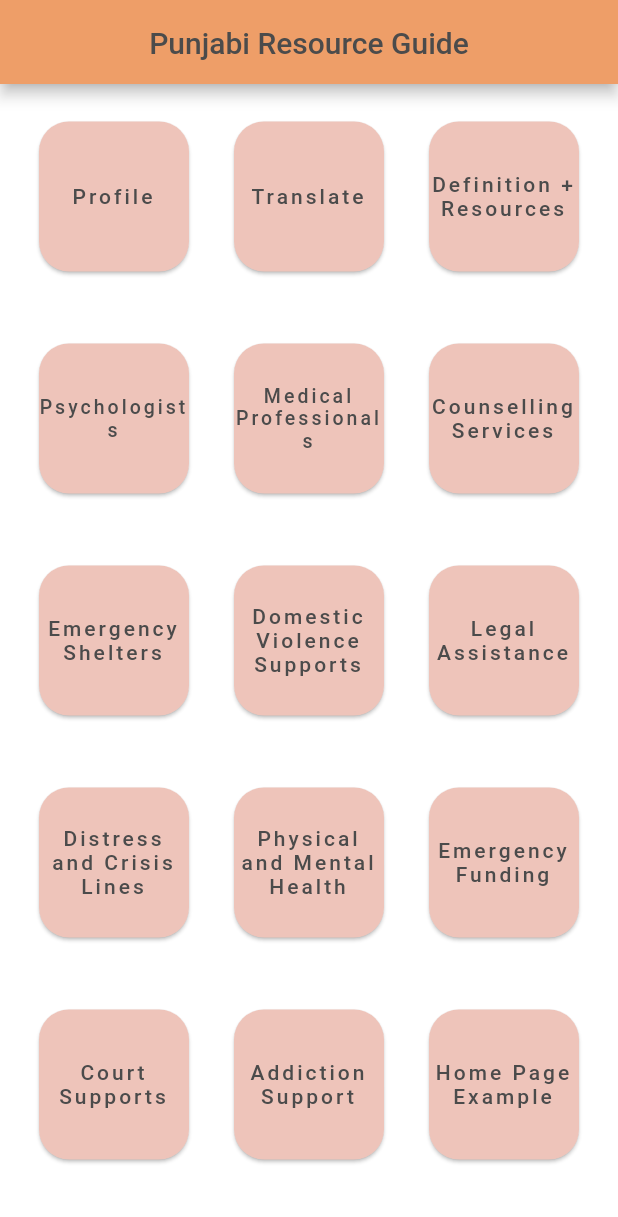
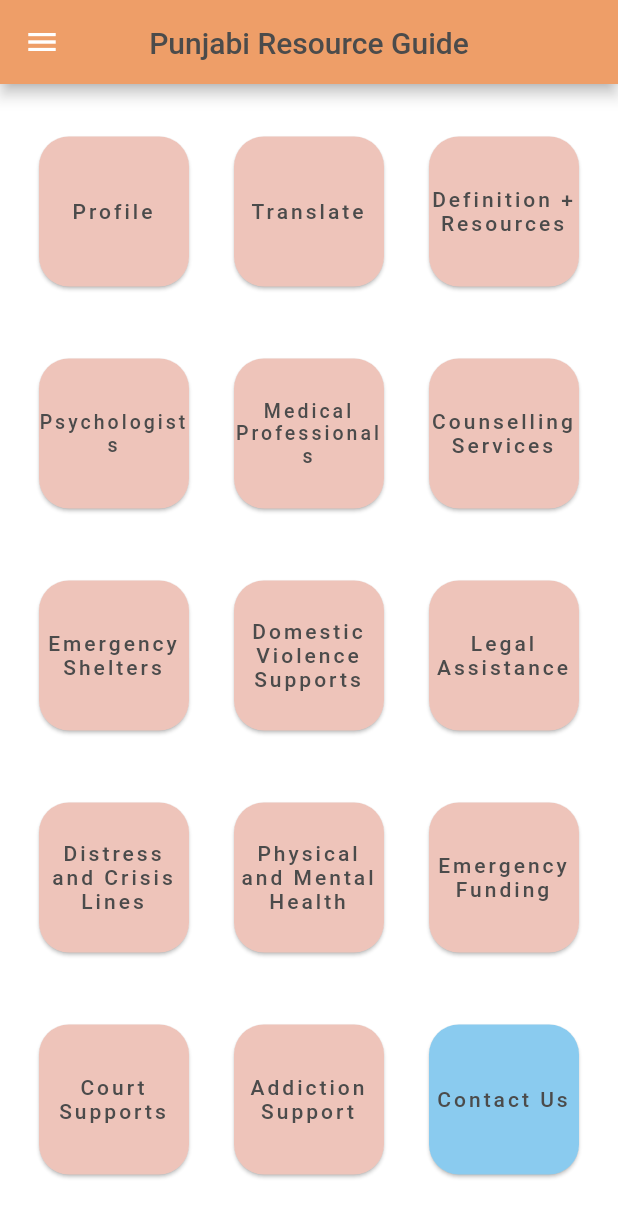
Before and after one commit to mu6-Abdullah/PRH-flutter, a Flutter app: the HomePage3 screen opened directly, scrolled down 576 dp, on a phone screen of 412 x 824 dp. Shown: the top 1217 px of the screen. Run offline on Flutter 3.47's test engine with Material 2 defaults, Android fonts, the phone set to English and light mode, and no system bars; missing offline and left inert: maps_launcher; Roboto replaces fonts that are missing (Montserrat).

Commit message:
feat: added drawer to home page, configured language selector

```diff
--- a/lib/constants/theme_data.dart
+++ b/lib/constants/theme_data.dart
@@ -20,5 +20,6 @@ class CustomColors {
   static Color cardIconGreen = Color(0xFF426636);
   static Color cardIconRed = Color(0xFFDF816D);
   static Color cardIconOrange = Color(0xFFEE9E68);
+  static Color mainBlue = Color(0xFF88CBEE);
 
 }
--- a/lib/views/home_page3.dart
+++ b/lib/views/home_page3.dart
@@ -24,10 +24,86 @@ class HomePage3 extends StatefulWidget {
 }
 
 class _HomePage3State extends State<HomePage3> {
+  var selectedLanguage = 'English';
+
+  void changeLanguage(){
+    setState(() {
+      if(selectedLanguage == 'English'){
+        selectedLanguage = 'ਪੰਜਾਬੀ';
+      }else{
+        selectedLanguage = 'English';
+      }
+    });
+  }
   @override
   Widget build(BuildContext context) {
     return SafeArea(
       child: Scaffold(
+        drawer: Drawer(
+          child: ListView(
+            // Important: Remove any padding from the ListView.
+            padding: EdgeInsets.zero,
+            children: <Widget>[
+              DrawerHeader(
+                decoration: BoxDecoration(
+                  color: CustomColors.cardBlue,
+                ),
+                child: Text(
+                    'Menu',
+                  style: TextStyle(
+                    color: CustomColors.textCharcoalGrey,
+                    fontFamily: 'Montserrat',
+                    fontWeight: FontWeight.w500,
+                    fontSize: 25,
+                  ),
+                ),
+              ),
+              ListTile(
+                title: Text(
+                  selectedLanguage,
+                  textAlign: TextAlign.left,
+                  style: TextStyle(
+                    fontWeight: FontWeight.bold
+                  ),
+                ),
+                trailing: Switch(
+                  value: selectedLanguage == 'English' ? false : true,
+                  activeColor: CustomColors.mainOrange,
+                  activeTrackColor: Colors.white,
+                  inactiveThumbColor: CustomColors.mainBlue ,
+                  inactiveTrackColor: Colors.white,
+                  onChanged: (value) {
+                    setState(() {
+                      changeLanguage();
+                    });
+                  },
+                ),
+                onTap: () {
+                  changeLanguage();
+                },
+                tileColor: selectedLanguage == 'English' ? CustomColors.cardBlue : CustomColors.cardOrange  ,
+              ),
+              ListTile(
+                title: Text('Contact Us'),
+                onTap: () {
+                  // Update the state of the app
+                  // ...
+                  // Then close the drawer
+                  Navigator.pop(context);
+                },
+              ),
+              ListTile(
+                title: Text('Add a Resource'),
+                onTap: () {
+                  // Update the state of the app
+                  // ...
+                  // Then close the drawer
+                  Navigator.pop(context);
+                },
+              ),
+            ],
+          ),
+        ),
         backgroundColor: Colors.white,
         body: CustomScrollView(
           slivers: <Widget>[
@@ -46,25 +122,20 @@ class _HomePage3State extends State<HomePage3> {
                 ),
               ),
             ),
+
             SliverToBoxAdapter(
-
-            ),
-
-            SliverAppBar(
-              backgroundColor: CustomColors.mainOrange,
-              pinned: false,
-              expandedHeight: 100.0,
-              flexibleSpace: FlexibleSpaceBar(
-                titlePadding: EdgeInsets.fromLTRB(35, 5, 35, 15),
-                centerTitle: true,
-                title: Text(
+              child: Container(
+                padding: EdgeInsets.symmetric(horizontal: 30, vertical: 10),
+                height: 110,
+                color: CustomColors.mainOrange,
+                child: Text(
                   'A Handbook Full Of Resources Catered To The Needs of Punjabi-Speaking Edmontonians',
                   style: TextStyle(
-                      color: CustomColors.textCharcoalGrey,
-                      fontFamily: 'Montserrat',
-                      fontWeight: FontWeight.w300,
-                      fontSize: 15,
-                      fontStyle: FontStyle.italic,
+                    color: CustomColors.textCharcoalGrey,
+                    fontFamily: 'Montserrat',
+                    fontWeight: FontWeight.w300,
+                    fontSize: 25,
+                    fontStyle: FontStyle.italic,
                   ),
                 ),
               ),
@@ -604,7 +675,7 @@ class _HomePage3State extends State<HomePage3> {
                   Container(
                     padding: EdgeInsets.symmetric(vertical: 20),
                     child: Card(
-                      color: CustomColors.infoCardPinkBeige,
+                      color: CustomColors.homePageFooterBlue,
                       shape: RoundedRectangleBorder(
                         borderRadius: BorderRadius.circular(20.0),
                       ),
@@ -620,7 +691,7 @@ class _HomePage3State extends State<HomePage3> {
                           height: 100,
                           child: Center(
                             child: Text(
-                              'Home Page Example',
+                              'Contact Us',
                               textAlign: TextAlign.center,
                               style: TextStyle(
                                 letterSpacing: 2,
```
